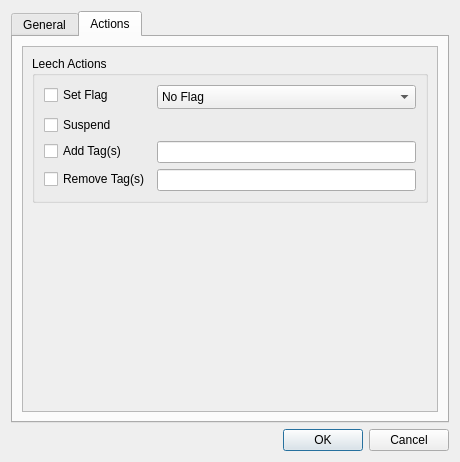
Above: res/ui/options_dialog.ui from iamjustkoi/LeechToolkit before the change. Below: the same form after it.
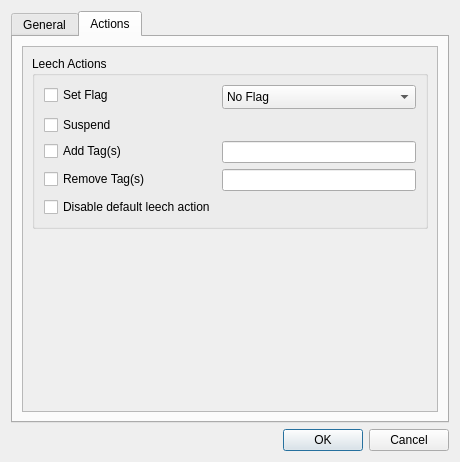
That is the form after the change.

Commit message: Added default leech action disable checkbox

```diff
--- a/res/ui/options_dialog.ui
+++ b/res/ui/options_dialog.ui
@@ -452,6 +452,16 @@
                   </property>
                  </widget>
                 </item>
+                <item row="5" column="0">
+                 <widget class="QCheckBox" name="disableDefaultCheckbox">
+                  <property name="toolTip">
+                   <string>Disable Anki's default leech action (tag/suspend).</string>
+                  </property>
+                  <property name="text">
+                   <string>Disable default leech action</string>
+                  </property>
+                 </widget>
+                </item>
                </layout>
               </item>
              </layout>
```
The commit also changes 1 other file.
